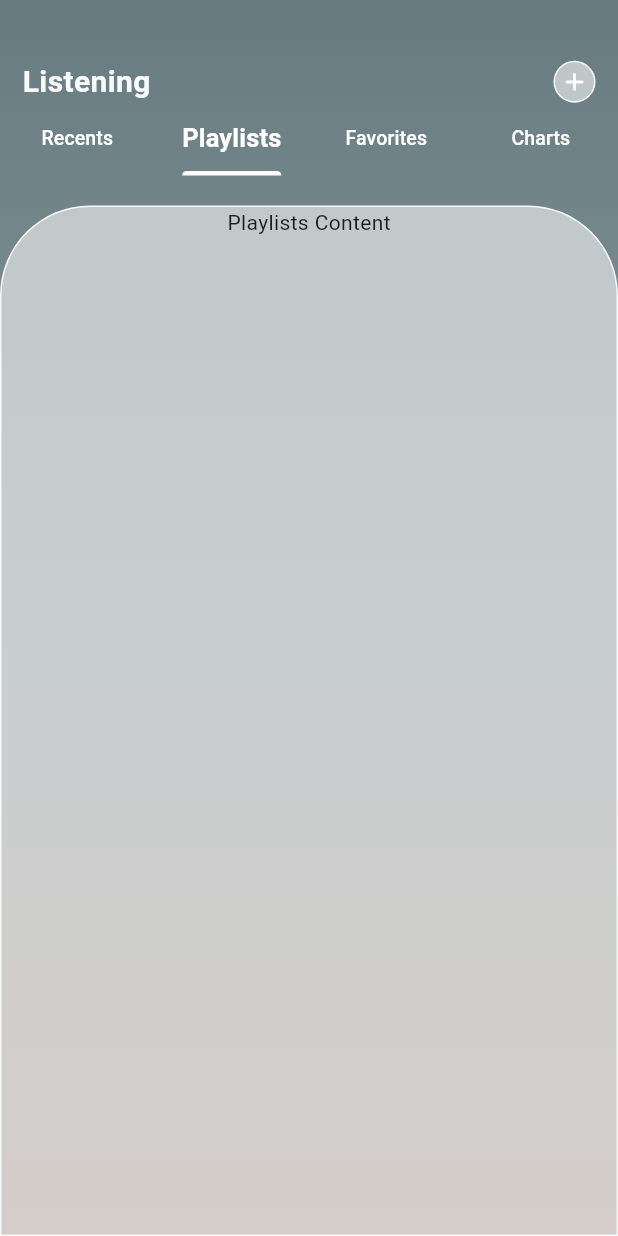
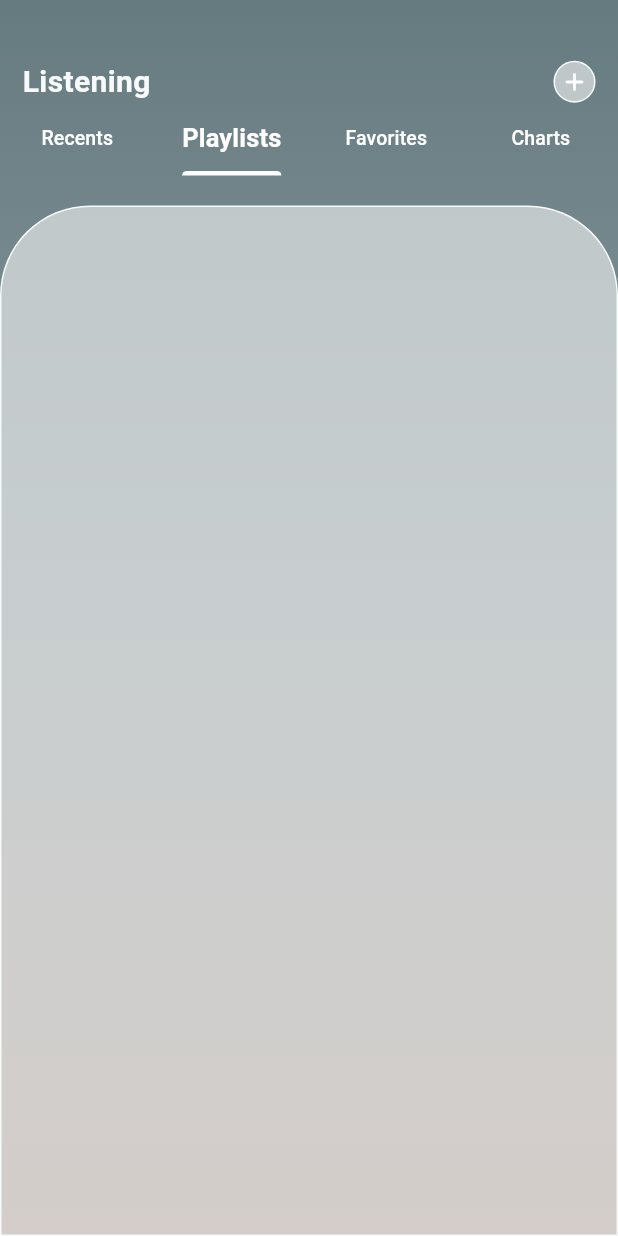
Before and after one commit to kwakyebrilliant/play, a Flutter app: the LibraryPage screen opened directly, tab 2 chosen, on a phone screen of 412 x 824 dp. Run offline on Flutter 3.47's test engine with Material 3 defaults, Android fonts, the phone set to English and light mode, and no system bars.

Commit message:
library updates

```diff
--- a/lib/screens/library/library_page.dart
+++ b/lib/screens/library/library_page.dart
@@ -209,7 +209,9 @@ class _LibraryPageState extends State<LibraryPage> {
     ),
 
     //Playlist contents
-    const Center(child: Text('Playlists Content')),
+    const Column(
+      children: [],
+    ),
 
     //Favorites content
     Column(
```
